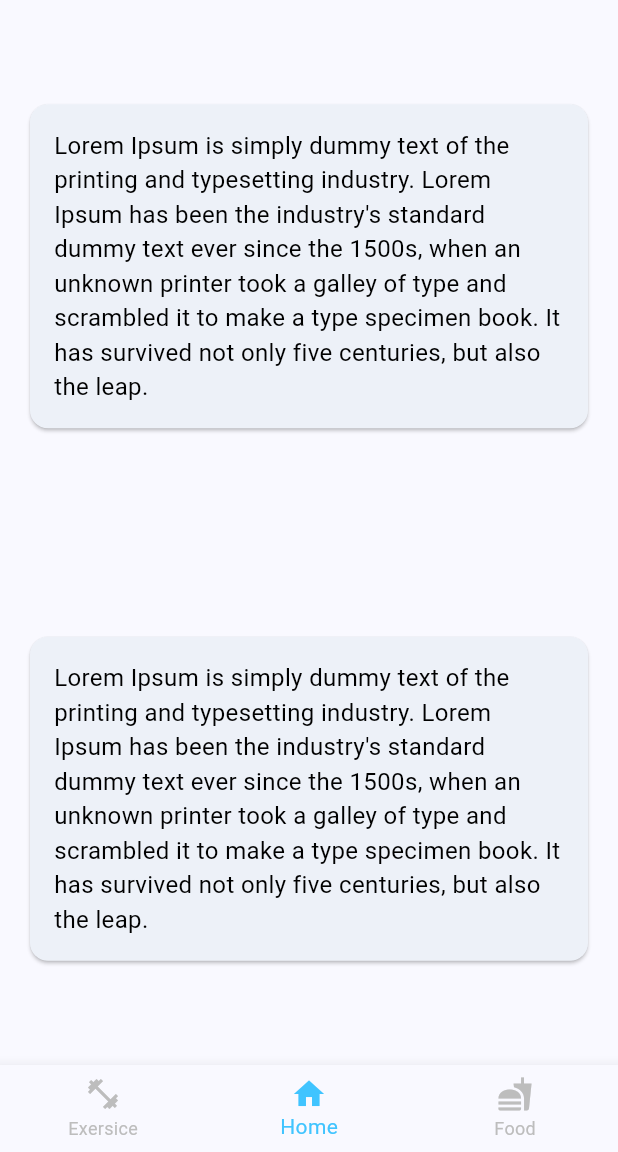
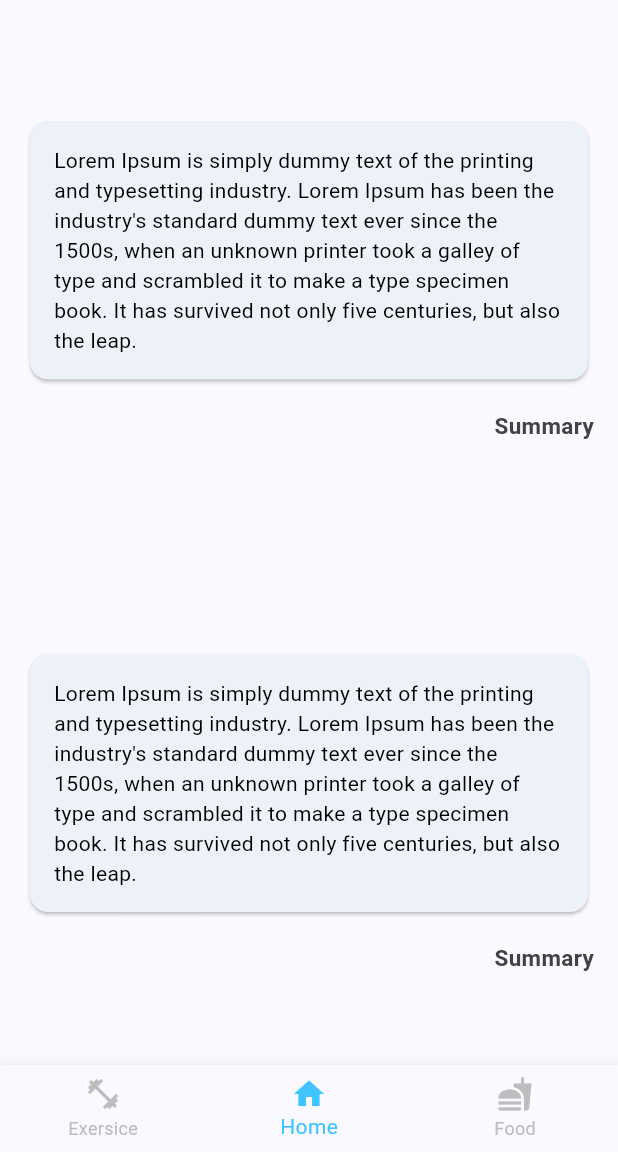
Before and after one commit to Pmunoz200/wellbeing_app, a Flutter app: the screen it shows after launch, item 2 of the bottom bar chosen, on a phone screen of 412 x 824 dp, the part 84-1236 px from its top. Run offline on Flutter 3.47's test engine with Material 3 defaults, Android fonts, the phone set to English and light mode, and no system bars.

Commit message:
Added text titles to the containers

```diff
--- a/lib/pages/widgets/text_response_container.dart
+++ b/lib/pages/widgets/text_response_container.dart
@@ -19,12 +19,20 @@ class TextResponseContainer extends StatelessWidget {
                 text,
                 style: const TextStyle(
                   color: Colors.black,
-                  fontSize: 16.0,
+                  fontSize: 14.0,
                 ),
               ),
             ),
           ),
         ),
+        Container(
+          width: double.infinity,
+          padding: EdgeInsets.only(right: 16.0),
+          child: Align(
+            alignment: Alignment.bottomRight,
+            child: Text("Summary", style: TextStyle(color: Colors.grey[800], fontSize: 15.0, fontWeight: FontWeight.bold)))
+            ,
+          )
       ],
     );
   }
```
